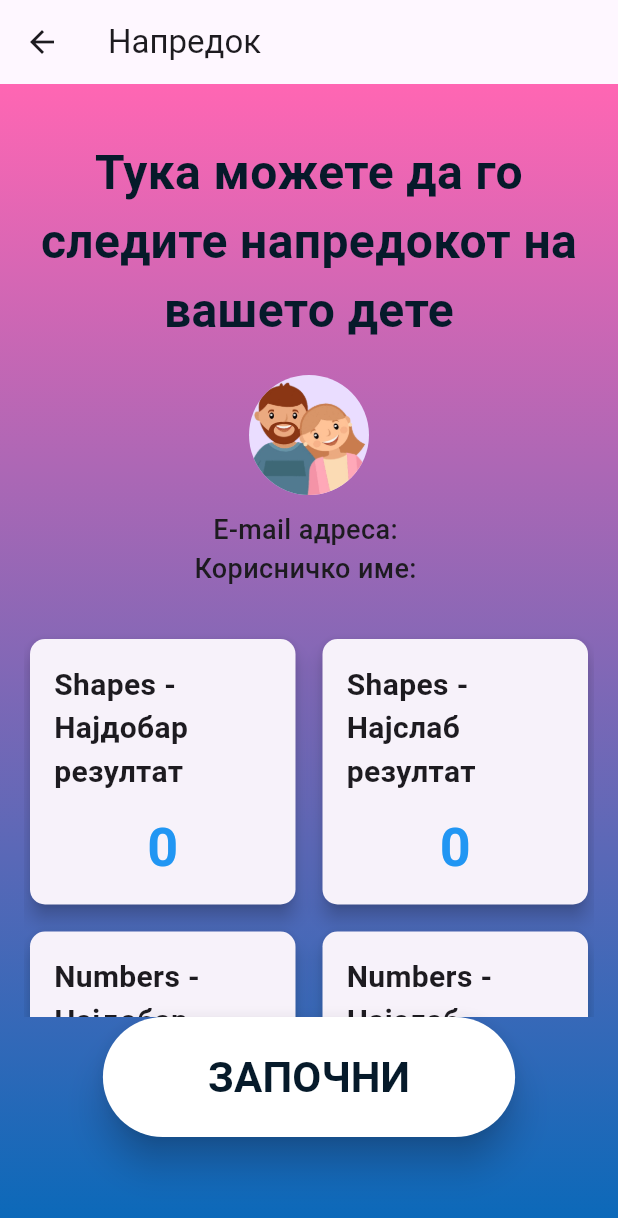
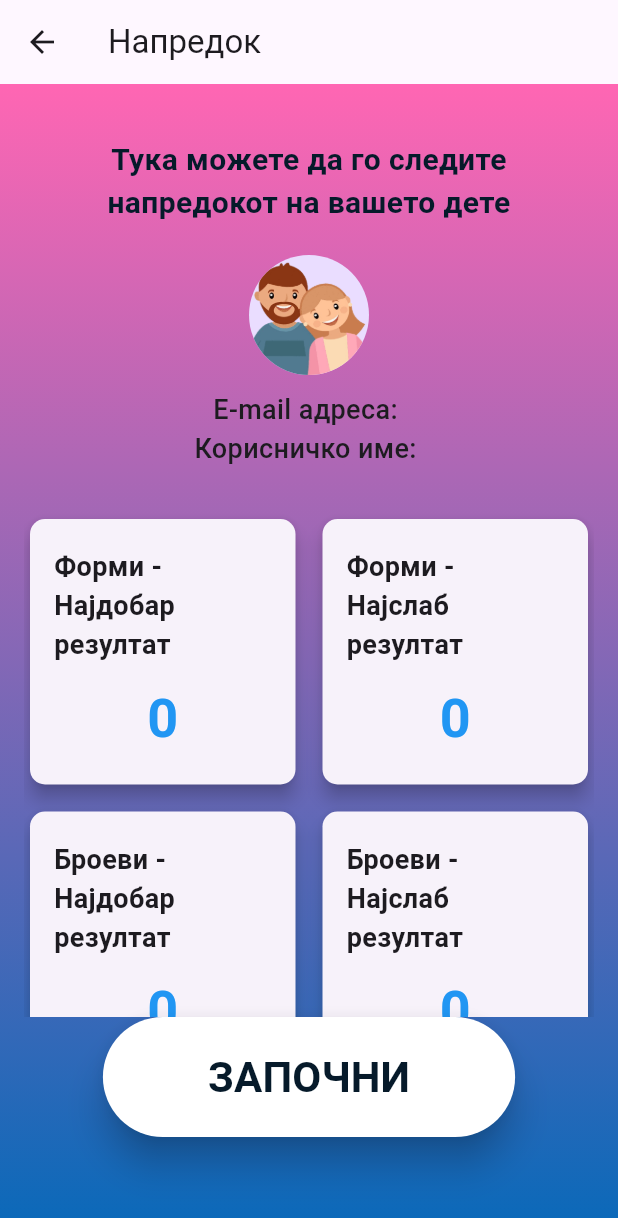
Before and after one commit to Solunska/my_assistant_new, a Flutter app: the ProgressScreen screen opened directly, on a phone screen of 412 x 824 dp. Shown: the top 1218 px of the screen. Run offline on Flutter 3.47's test engine with Material 3 defaults, Android fonts, the phone set to English and light mode, and no system bars; our stand-ins replace audioplayers, confetti, firebase_auth, firebase_core, fluttertoast; accounts and stored records are empty.

Commit message:
changed connect images for numbers, changed sizes of progress screen elements and text and fixed background in connect

```diff
--- a/lib/classes/number.dart
+++ b/lib/classes/number.dart
@@ -2,11 +2,13 @@ class Number {
   final String title;
   final String image;
   final String audio;
+  final String numbersImage;
 
   Number({
     required this.title,
     required this.image,
     required this.audio,
+    required this.numbersImage
   });
 }
 
@@ -14,41 +16,51 @@ List<Number> numbers = [
   Number(
       title: 'ЕДЕН',
       image: 'assets/numbers/1.png',
-      audio: 'audio/one.mp3'),
+      audio: 'audio/one.mp3',
+      numbersImage: 'assets/numbers/five.png'),
   Number(
       title: 'ДВА',
       image: 'assets/numbers/2.png',
-      audio: 'audio/two.mp3'),
+      audio: 'audio/two.mp3',
+      numbersImage: 'assets/numbers/two.png'),
   Number(
       title: 'ТРИ',
       image: 'assets/numbers/3.png',
-      audio: 'audio/three.mp3'),
+      audio: 'audio/three.mp3',
+      numbersImage: 'assets/numbers/three.png'),
   Number(
       title: 'ЧЕТИРИ',
       image: 'assets/numbers/4.png',
-      audio: 'audio/four.mp3'),
+      audio: 'audio/four.mp3',
+      numbersImage: 'assets/numbers/four.png'),
   Number(
       title: 'ПЕТ',
       image: 'assets/numbers/5.png',
-      audio: 'audio/give.mp3'),
+      audio: 'audio/give.mp3',
+      numbersImage: 'assets/numbers/five.png'),
   Number(
       title: 'ШЕСТ',
       image: 'assets/numbers/6.png',
-      audio: 'audio/six.mp3'),
+      audio: 'audio/six.mp3',
+      numbersImage: 'assets/numbers/six.png'),
   Number(
       title: 'СЕДУМ',
       image: 'assets/numbers/7.png',
-      audio: 'audio/seven.mp3'),
+      audio: 'audio/seven.mp3',
+      numbersImage: 'assets/numbers/five.png'),
   Number(
       title: 'ОСУМ',
       image: 'assets/numbers/8.png',
-      audio: 'audio/eight.mp3'),
+      audio: 'audio/eight.mp3',
+      numbersImage: 'assets/numbers/five.png'),
   Number(
       title: 'ДЕВЕТ',
       image: 'assets/numbers/9.png',
-      audio: 'audio/nine.mp3'),
+      audio: 'audio/nine.mp3',
+      numbersImage: 'assets/numbers/nine.png'),
   Number(
       title: 'ДЕСЕТ',
       image: 'assets/numbers/10.png',
-      audio: 'audio/ten.mp3'),
+      audio: 'audio/ten.mp3',
+      numbersImage: 'assets/numbers/five.png'),
 ];
--- a/lib/screens/categories.dart
+++ b/lib/screens/categories.dart
@@ -52,11 +52,12 @@ class CategoriesScreen extends StatelessWidget {
       body: GradientBackground(
         child: Center(
           child: Column(
+
             crossAxisAlignment: CrossAxisAlignment.center,
             children: [
               const Spacer(),
               Container(
-                height: 600,
+                height: 500,
                 padding: const EdgeInsets.all(10),
                 margin: const EdgeInsets.only(top: 60),
                 child: GridView.count(
--- a/lib/screens/progress.dart
+++ b/lib/screens/progress.dart
@@ -39,7 +39,7 @@ class _ProgressScreenState extends State<ProgressScreen> {
                   style: TextStyle(
                     color: Color.fromARGB(255, 6, 26, 42),
                     fontWeight: FontWeight.bold,
-                    fontSize: 32.0,
+                    fontSize: 20.0,
                   ),
                   textAlign: TextAlign.center,
                 ),
@@ -67,13 +67,13 @@ class _ProgressScreenState extends State<ProgressScreen> {
                     mainAxisSpacing: 10.0,
                     children: [
                       _buildStatCard(
-                          'Shapes - Најдобар резултат', shapesScore.bestScore.toString()),
+                          'Форми - Најдобар резултат', shapesScore.bestScore.toString()),
                       _buildStatCard(
-                          'Shapes - Најслаб резултат', shapesScore.worstScore.toString()),
+                          'Форми - Најслаб резултат', shapesScore.worstScore.toString()),
                       _buildStatCard(
-                          'Numbers - Најдобар резултат', numbersScore.bestScore.toString()),
+                          'Броеви - Најдобар резултат', numbersScore.bestScore.toString()),
                       _buildStatCard(
-                          'Numbers - Најслаб резултат', numbersScore.worstScore.toString()),
+                          'Броеви - Најслаб резултат', numbersScore.worstScore.toString()),
                       // Add more cards for other categories
                     ],
                   ),
@@ -112,7 +112,7 @@ class _ProgressScreenState extends State<ProgressScreen> {
             Text(
               title,
               style: const TextStyle(
-                fontSize: 20.0,
+                fontSize: 18.0,
                 fontWeight: FontWeight.bold,
               ),
             ),
--- a/pubspec.yaml
+++ b/pubspec.yaml
@@ -82,6 +82,12 @@ flutter:
     - assets/numbers/8.png
     - assets/numbers/9.png
     - assets/numbers/10.png
+    - assets/numbers/five.png
+    - assets/numbers/four.png
+    - assets/numbers/nine.png
+    - assets/numbers/six.png
+    - assets/numbers/two.png
+    - assets/numbers/three.png
     - assets/shapes.png
     - assets/food.png
     - assets/greetings-images/greetings.png
```
Also changed, not shown: lib/screens/connect.dart (+31 -20 lines), assets/numbers/five.png (added), assets/numbers/four.png (added), assets/numbers/nine.png (added), assets/numbers/six.png (added), assets/numbers/three.png (added), assets/numbers/two.png (added), pubspec.lock.
